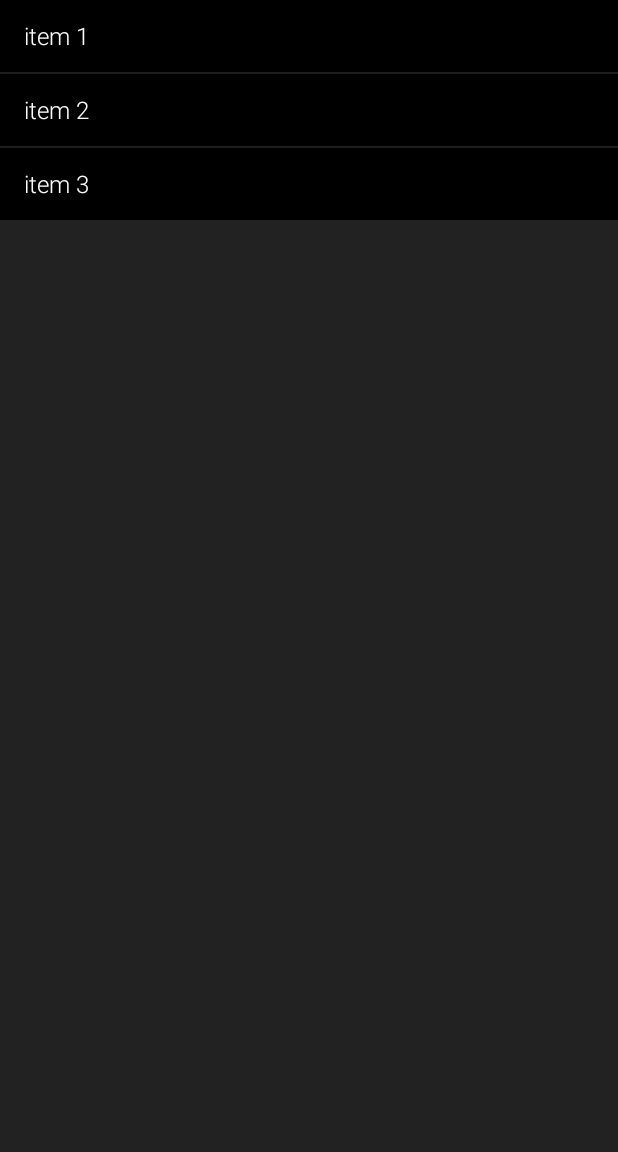
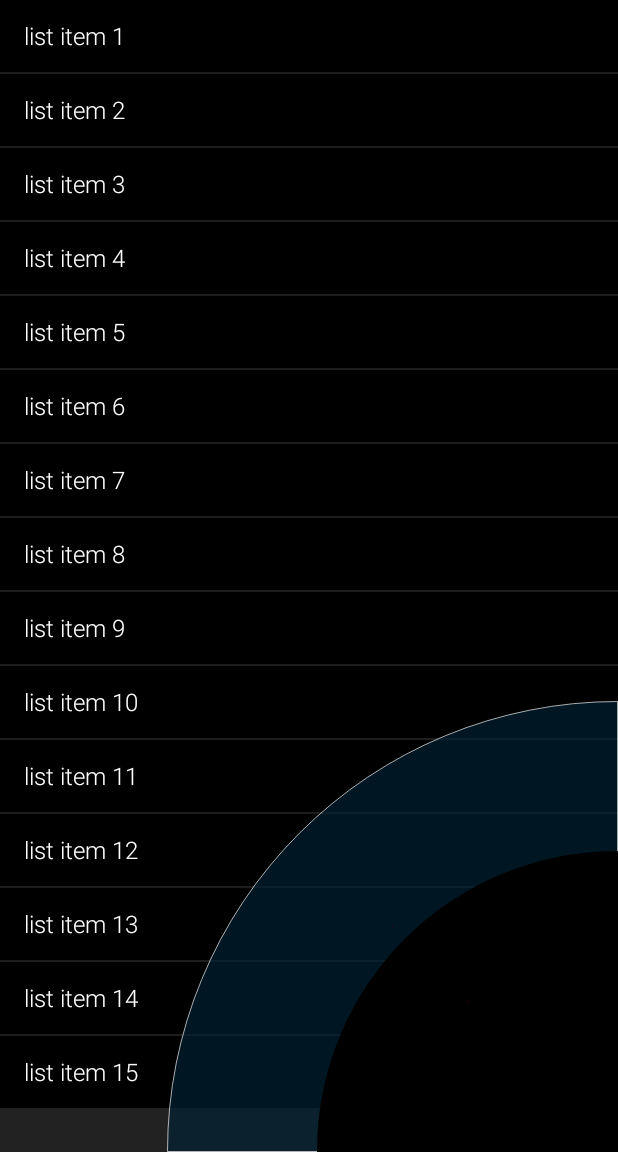
Before and after one commit to RickTLF/Orderly, an Android app: the screen it shows after launch (MainActivity), on a phone screen of 412 x 824 dp, the part 84-1236 px from its top. Run offline under Robolectric (Android 15) with nearby library versions, the light colour scheme and no system bars.

Commit message:
Adding menu circle.

```diff
--- a/app/src/main/java/com/systems/sublime/orderly/AgendaFragment.java
+++ b/app/src/main/java/com/systems/sublime/orderly/AgendaFragment.java
@@ -18,18 +18,26 @@ import android.widget.ListView;
 public class AgendaFragment extends ListFragment {
 
     String [] agendaItems = {
-            "item 1",
-            "item 2",
-            "item 3",
+            "list item 1",
+            "list item 2",
+            "list item 3",
+            "list item 4",
+            "list item 5",
+            "list item 6",
+            "list item 7",
+            "list item 8",
+            "list item 9",
+            "list item 10",
+            "list item 11",
+            "list item 12",
+            "list item 13",
+            "list item 14",
+            "list item 15",
     };
-
 
     @Override
     public void onActivityCreated(@Nullable Bundle savedInstanceState) {
         super.onActivityCreated(savedInstanceState);
-
-
-
         ArrayAdapter adapter = new ArrayAdapter<String>(getActivity(), R.layout.agenda_list_item, agendaItems);
         setListAdapter(adapter);
     }
@@ -37,6 +45,11 @@ public class AgendaFragment extends ListFragment {
     @Override
     public void onListItemClick(ListView l, View v, int position, long id) {
         super.onListItemClick(l, v, position, id);
+        if (v.getDrawingCacheBackgroundColor() != 0xFFF) {
+            // v.setBackgroundColor(0xFFF);
+            // v.setBackgroundColor(0x0);
+        }
+
         final MediaPlayer mp = MediaPlayer.create(getActivity(), R.raw.menu_click);
         mp.start();
     }
--- a/app/src/main/java/com/systems/sublime/orderly/MainActivity.java
+++ b/app/src/main/java/com/systems/sublime/orderly/MainActivity.java
@@ -1,6 +1,10 @@
 package com.systems.sublime.orderly;
 
 import android.database.DataSetObserver;
+import android.graphics.Bitmap;
+import android.graphics.Canvas;
+import android.graphics.drawable.ShapeDrawable;
+import android.graphics.drawable.shapes.OvalShape;
 import android.os.Bundle;
 import android.support.annotation.Nullable;
 import android.support.v7.app.AppCompatActivity;
@@ -8,16 +12,30 @@ import android.support.v7.widget.Toolbar;
 import android.view.LayoutInflater;
 import android.view.View;
 import android.view.ViewGroup;
+import android.widget.ImageView;
 import android.widget.ListAdapter;
 
+
+
 public class MainActivity extends AppCompatActivity {
+
+    //MenuDrawable menuDrawable;
+    ImageView imageView;
+
+    //Bitmap bitmap = Bitmap.createBitmap(100,100, Bitmap.Config.ARGB_8888);
+    //Canvas orderlyMenu = new Canvas(bitmap);
 
     @Override
     protected void onCreate(@Nullable Bundle savedInstanceState) {
         super.onCreate(savedInstanceState);
+        //menuDrawable = new MenuDrawable(this);
         setContentView(R.layout.activity_main);
         Toolbar toolbar = (Toolbar) findViewById(R.id.orderly_toolbar);
         setSupportActionBar(toolbar);
+
+        imageView = (ImageView) findViewById(R.id.orderly_menu_circle);
+
+
     }
 
 }
--- /dev/null
+++ b/app/src/main/java/com/systems/sublime/orderly/MenuDrawable.java
@@ -0,0 +1,38 @@
+package com.systems.sublime.orderly;
+
+import android.content.Context;
+import android.graphics.Canvas;
+import android.graphics.drawable.ShapeDrawable;
+import android.graphics.drawable.shapes.OvalShape;
+import android.util.AttributeSet;
+import android.view.View;
+
+/**
+ * Created by Rick on 1/29/2017.
+ */
+
+public class MenuDrawable extends View {
+    private ShapeDrawable mDrawable;
+
+    /**
+     * Simple constructor to use when creating a view from code.
+     *
+     * @param context The Context the view is running in, through which it can
+     *                access the current theme, resources, etc.
+     */
+    public MenuDrawable(Context context) {
+        super(context);
+        int x = 50;
+        int y = 50;
+        int height = 50;
+        int width = 30;
+
+        mDrawable = new ShapeDrawable(new OvalShape());
+        mDrawable.getPaint().setColor(0x000000);
+        mDrawable.setBounds(x, y, x+width, y+height);
+    }
+
+    protected void onDraw(Canvas canvas) {
+        mDrawable.draw(canvas);
+    }
+}
--- /dev/null
+++ b/app/src/main/res/drawable/menu_border_ring.xml
@@ -0,0 +1,29 @@
+<?xml version="1.0" encoding="utf-8"?>
+<shape xmlns:android="http://schemas.android.com/apk/res/android"
+    android:shape="rectangle">
+
+    <corners
+        android:topLeftRadius="300dp"
+        />
+
+    <stroke
+        android:dashWidth="0dp"
+        android:width="1px"
+        android:color="#AAFFFFFF" />
+
+    <solid android:color="#AA002233"/>
+
+    <padding
+        android:bottom="150dp"
+        android:left="150dp"
+        android:right="150dp"
+        android:top="150dp" />
+
+</shape>
+
+    <!--
+    android:topLeftRadius=""
+            android:topRightRadius="integer"
+            android:bottomLeftRadius="integer"
+            android:bottomRightRadius="integer"
+    -->
--- /dev/null
+++ b/app/src/main/res/drawable/menu_drawable.xml
@@ -0,0 +1,29 @@
+<?xml version="1.0" encoding="utf-8"?>
+<shape xmlns:android="http://schemas.android.com/apk/res/android"
+    android:shape="rectangle">
+
+    <corners
+        android:topLeftRadius="200dp"
+        />
+
+    <stroke
+        android:dashWidth="0dp"
+        android:width="0px"
+        android:color="#AAFFFFFF" />
+
+    <solid android:color="#000000"/>
+
+    <padding
+        android:bottom="100dp"
+        android:left="100dp"
+        android:right="100dp"
+        android:top="100dp" />
+
+</shape>
+
+<!--
+android:topLeftRadius=""
+        android:topRightRadius="integer"
+        android:bottomLeftRadius="integer"
+        android:bottomRightRadius="integer"
+-->
--- a/app/src/main/res/layout/activity_main.xml
+++ b/app/src/main/res/layout/activity_main.xml
@@ -23,5 +23,41 @@
         android:layout_width="match_parent"
         android:layout_height="wrap_content"/>
 
+    <ImageView
+        android:id="@+id/orderly_menu_button"
+        android:layout_width="wrap_content"
+        android:layout_height="wrap_content"
+
+        android:tint="#55ff0000"
+        android:baselineAlignBottom="false"
+        android:src="@drawable/menu_drawable"
+        android:background="@drawable/menu_border_ring"
+        android:adjustViewBounds="false"
+        android:layout_alignParentBottom="true"
+        android:layout_alignParentRight="false"
+        android:layout_alignParentEnd="false"
+        android:layout_alignRight="@id/agenda_list"/>
+
+    <ImageView
+        android:id="@+id/orderly_menu_circle"
+        android:layout_width="wrap_content"
+        android:layout_height="wrap_content"
+
+        android:tint="#55ff0000"
+        android:baselineAlignBottom="false"
+        android:src="@drawable/menu_drawable"
+        android:background="@drawable/menu_drawable"
+        android:adjustViewBounds="false"
+        android:layout_alignParentBottom="true"
+        android:layout_alignParentRight="false"
+        android:layout_alignParentEnd="false"
+        android:layout_alignRight="@id/agenda_list"/>
 
 </RelativeLayout>
+
+
+
+<!--
+android:layout_centerHorizontal="true"
+        android:layout_centerVertical="true"
+-->
```
